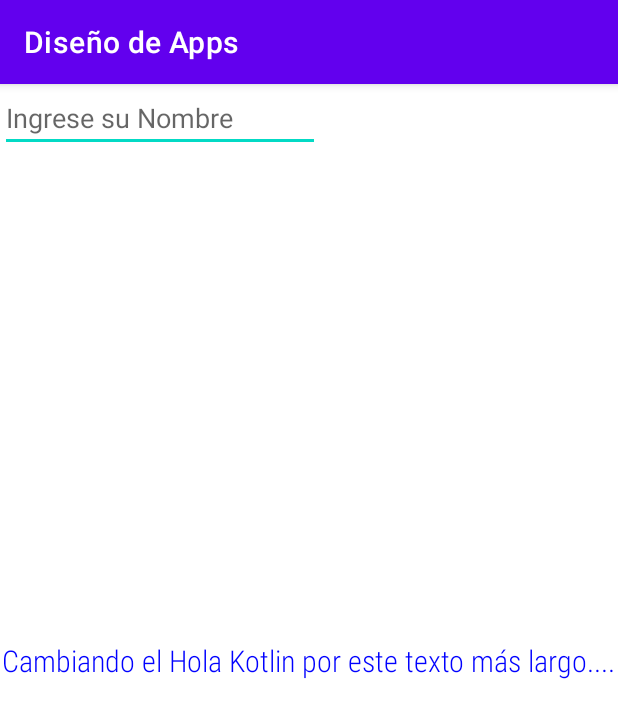
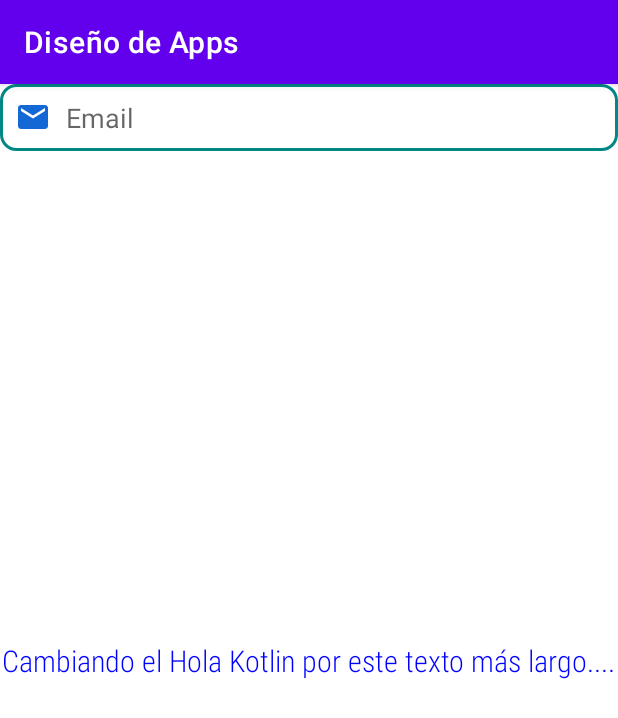
Before and after one commit to MollMarceloMoll/Palette-Text-Android, an Android app: the screen it shows after launch (MainActivity), on a phone screen of 412 x 824 dp. Shown: the top 718 px of the screen. Run offline under Robolectric (Android 15) with nearby library versions, the phone set to English and light mode, and no system bars.

Commit message:
07-11-2022 Plain Text style_etbg

```diff
--- /dev/null
+++ b/app/src/main/res/drawable/ic_baseline_email_24.xml
@@ -0,0 +1,5 @@
+<vector android:height="24dp" android:tint="#1468D6"
+    android:viewportHeight="24" android:viewportWidth="24"
+    android:width="24dp" xmlns:android="http://schemas.android.com/apk/res/android">
+    <path android:fillColor="@android:color/white" android:pathData="M20,4L4,4c-1.1,0 -1.99,0.9 -1.99,2L2,18c0,1.1 0.9,2 2,2h16c1.1,0 2,-0.9 2,-2L22,6c0,-1.1 -0.9,-2 -2,-2zM20,8l-8,5 -8,-5L4,6l8,5 8,-5v2z"/>
+</vector>
--- /dev/null
+++ b/app/src/main/res/drawable/style_etbg.xml
@@ -0,0 +1,18 @@
+<?xml version="1.0" encoding="utf-8"?>
+<selector xmlns:android="http://schemas.android.com/apk/res/android">
+
+    <item android:state_enabled="true" android:state_focused="true">
+        <shape android:shape="rectangle">
+            <solid android:color = "@android:color/white"></solid>
+            <corners android:radius = "10dp"></corners>
+            <stroke android:color = "@color/teal_700" android:width = "2dp"></stroke>
+        </shape>
+    </item>
+    <item android:state_enabled="true">
+        <shape android:shape="rectangle">
+            <solid android:color = "@android:color/white"></solid>
+            <corners android:radius = "10dp"></corners>
+            <stroke android:color = "@color/teal_200" android:width = "1dp"></stroke>
+        </shape>
+    </item>
+</selector>
--- a/app/src/main/res/layout/activity_main.xml
+++ b/app/src/main/res/layout/activity_main.xml
@@ -23,9 +23,15 @@
         android:id="@+id/editTextTextPersonName"
         android:layout_width="wrap_content"
         android:layout_height="wrap_content"
-        android:ems="10"
+        android:ems="50"
         android:text=""
-        android:hint="Ingrese su Nombre"
+        android:background="@drawable/style_etbg"
+        android:drawableStart="@drawable/ic_baseline_email_24"
+        android:drawablePadding="10dp"
+        android:paddingStart="10dp"
+        android:paddingTop="10dp"
+        android:paddingBottom="10dp"
+        android:hint="Email "
         android:shadowColor="@color/black"
         tools:layout_editor_absoluteX="146dp"
         tools:layout_editor_absoluteY="453dp" />
```
